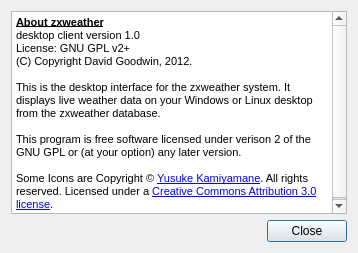
Before: the Qt Designer form desktop/aboutdialog.ui in davidrg/zxweather, drawn with Qt 5.
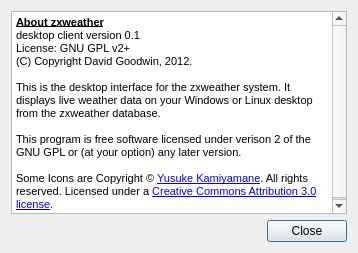
After: the same form once the commit is applied. Icons and pictures are not drawn.

Commit message: Desktop client: fix version number, resources, add icon

Diff of the .ui file:
```diff
--- a/desktop/aboutdialog.ui
+++ b/desktop/aboutdialog.ui
@@ -26,7 +26,7 @@
 p, li { white-space: pre-wrap; }
 &lt;/style&gt;&lt;/head&gt;&lt;body style=&quot; font-family:'MS Shell Dlg 2'; font-size:8.25pt; font-weight:400; font-style:normal;&quot;&gt;
 &lt;p style=&quot; margin-top:0px; margin-bottom:0px; margin-left:0px; margin-right:0px; -qt-block-indent:0; text-indent:0px;&quot;&gt;&lt;span style=&quot; font-size:8pt; font-weight:600; text-decoration: underline;&quot;&gt;About zxweather&lt;/span&gt;&lt;/p&gt;
-&lt;p style=&quot; margin-top:0px; margin-bottom:0px; margin-left:0px; margin-right:0px; -qt-block-indent:0; text-indent:0px;&quot;&gt;&lt;span style=&quot; font-size:8pt;&quot;&gt;desktop client version 1.0&lt;/span&gt;&lt;/p&gt;
+&lt;p style=&quot; margin-top:0px; margin-bottom:0px; margin-left:0px; margin-right:0px; -qt-block-indent:0; text-indent:0px;&quot;&gt;&lt;span style=&quot; font-size:8pt;&quot;&gt;desktop client version 0.1&lt;/span&gt;&lt;/p&gt;
 &lt;p style=&quot; margin-top:0px; margin-bottom:0px; margin-left:0px; margin-right:0px; -qt-block-indent:0; text-indent:0px;&quot;&gt;&lt;span style=&quot; font-size:8pt;&quot;&gt;License: GNU GPL v2+&lt;/span&gt;&lt;/p&gt;
 &lt;p style=&quot; margin-top:0px; margin-bottom:0px; margin-left:0px; margin-right:0px; -qt-block-indent:0; text-indent:0px;&quot;&gt;&lt;span style=&quot; font-size:8pt;&quot;&gt;(C) Copyright David Goodwin, 2012.&lt;/span&gt;&lt;/p&gt;
 &lt;p style=&quot;-qt-paragraph-type:empty; margin-top:0px; margin-bottom:0px; margin-left:0px; margin-right:0px; -qt-block-indent:0; text-indent:0px; font-size:8pt;&quot;&gt;&lt;br /&gt;&lt;/p&gt;
```
The commit also changes 5 other files.
